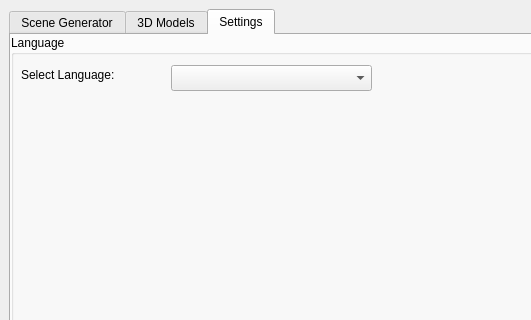
The window that mainwindow.ui (andrab0/3DSceneGenerator) describes before a commit, drawn with Qt 5; both pictures show x 0 to 531 and y 0 to 320 of the 1082 by 758 pixel window.
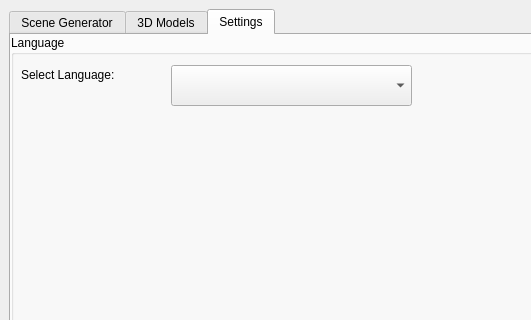
The same window after the commit. The open tabs and pages were chosen to show the change.

What changed in the file:
```diff
--- a/mainwindow.ui
+++ b/mainwindow.ui
@@ -208,8 +208,8 @@
           <rect>
            <x>160</x>
            <y>30</y>
-           <width>201</width>
-           <height>26</height>
+           <width>241</width>
+           <height>41</height>
           </rect>
          </property>
         </widget>
```
Left out of the diff: 2 changed lines with no effect on the pictures.
